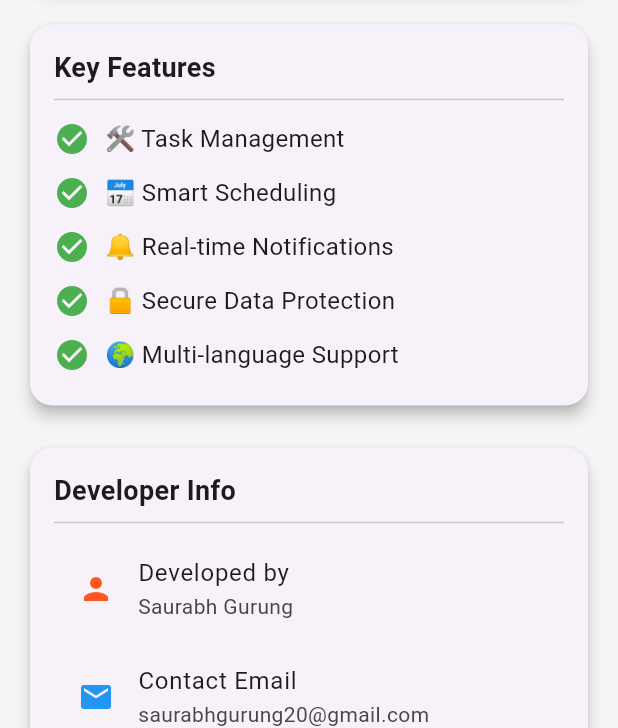
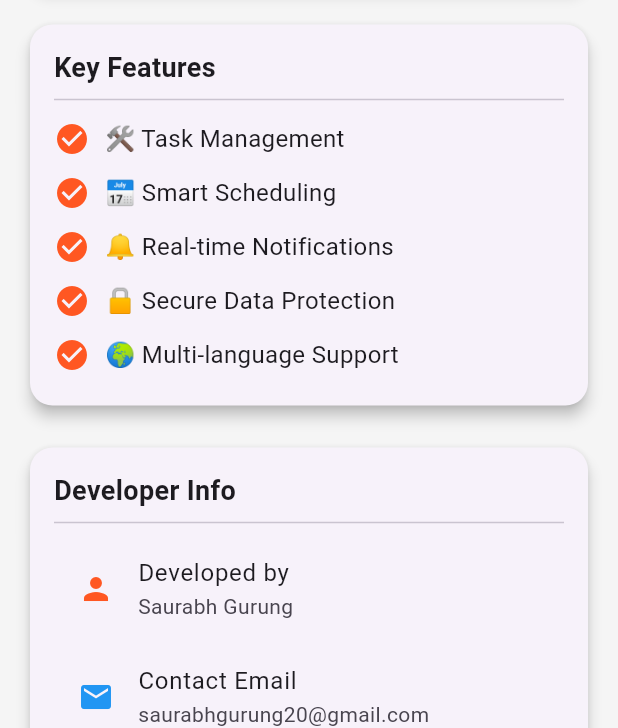
Before and after one commit to Saurabh-Grg/frontend_onehive, a Flutter app: the AboutApp screen opened by its route, on a phone screen of 412 x 824 dp, the part 508-1236 px from its top. Run offline on Flutter 3.47's test engine with Material 3 defaults, Android fonts, the phone set to English and light mode, and no system bars; our stand-ins replace file_picker, fl_chart, flutter_rating_bar, get, get_storage, image_picker and 4 more; missing offline and left inert: flutter_inappwebview; accounts and stored records are empty; network calls fail.

```diff
--- a/lib/screens/AboutApp.dart
+++ b/lib/screens/AboutApp.dart
@@ -97,7 +97,7 @@ class AboutApp extends StatelessWidget {
       padding: const EdgeInsets.symmetric(vertical: 6.0),
       child: Row(
         children: [
-          const Icon(Icons.check_circle, color: Colors.green),
+          const Icon(Icons.check_circle, color: Colors.deepOrange),
           const SizedBox(width: 10),
           Text(feature, style: const TextStyle(fontSize: 16)),
         ],
@@ -165,7 +165,7 @@ class AboutApp extends StatelessWidget {
               },
               child: const Text(
                 "View Privacy Policy",
-                style: TextStyle(fontSize: 16, color: Colors.blue),
+                style: TextStyle(fontSize: 16, color: Colors.deepOrange),
               ),
             ),
           ],
```
Also changed, not shown: lib/screens/client_dashboard.dart (+9 -9 lines).
